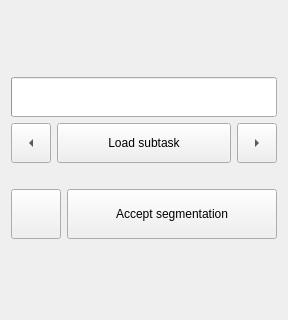
Qt form Modules/SegmentationUI/Qmitk/QmitkSegmentationTaskListWidget.ui (MITK/MITK) before a commit; both pictures show x 0 to 288 and y 0 to 320 of the 288 by 478 pixel window.
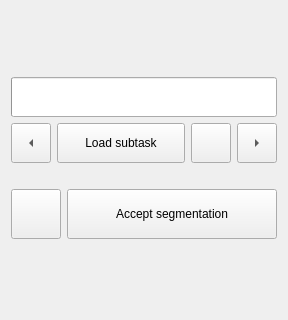
The same form after that commit. Custom widgets are drawn as their Qt base class.

Commit message: Add tool button for finding tasks

```diff
--- a/Modules/SegmentationUI/Qmitk/QmitkSegmentationTaskListWidget.ui
+++ b/Modules/SegmentationUI/Qmitk/QmitkSegmentationTaskListWidget.ui
@@ -102,6 +102,25 @@
           </property>
          </widget>
         </item>
+        <item>
+         <widget class="QToolButton" name="findButton">
+          <property name="minimumSize">
+           <size>
+            <width>40</width>
+            <height>40</height>
+           </size>
+          </property>
+          <property name="toolTip">
+           <string>Find task...</string>
+          </property>
+          <property name="iconSize">
+           <size>
+            <width>24</width>
+            <height>24</height>
+           </size>
+          </property>
+         </widget>
+        </item>
         <item>
          <widget class="QToolButton" name="nextButton">
           <property name="minimumSize">
```
The commit also changes 2 other files.
